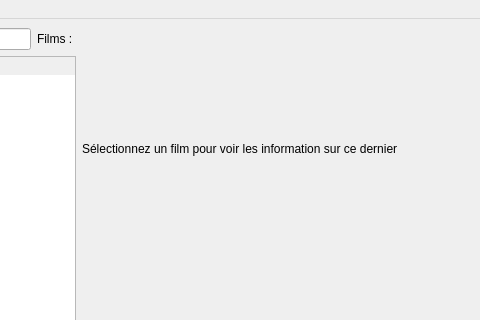
Above: MainWindow.ui from AmbreM71/MovieManager before the change; both pictures show x 400 to 880 and y 0 to 320 of the 1280 by 720 pixel window. Below: the same form after it.
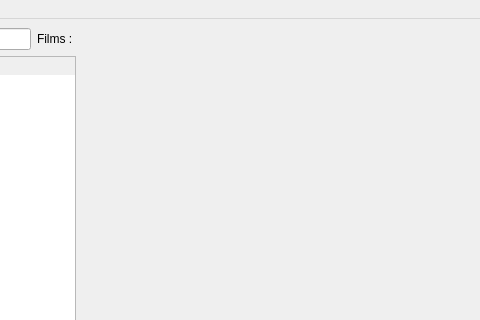
That is the form after the change. Icons and pictures are not drawn.

Commit message: Remove message when no movies are selected

```diff
--- a/MainWindow.ui
+++ b/MainWindow.ui
@@ -220,7 +220,7 @@
       <item row="13" column="0">
        <widget class="QLabel" name="ViewsLabel">
         <property name="text">
-         <string>Sélectionnez un film pour voir les information sur ce dernier</string>
+         <string/>
         </property>
        </widget>
       </item>
```
The commit also changes 1 other file.
